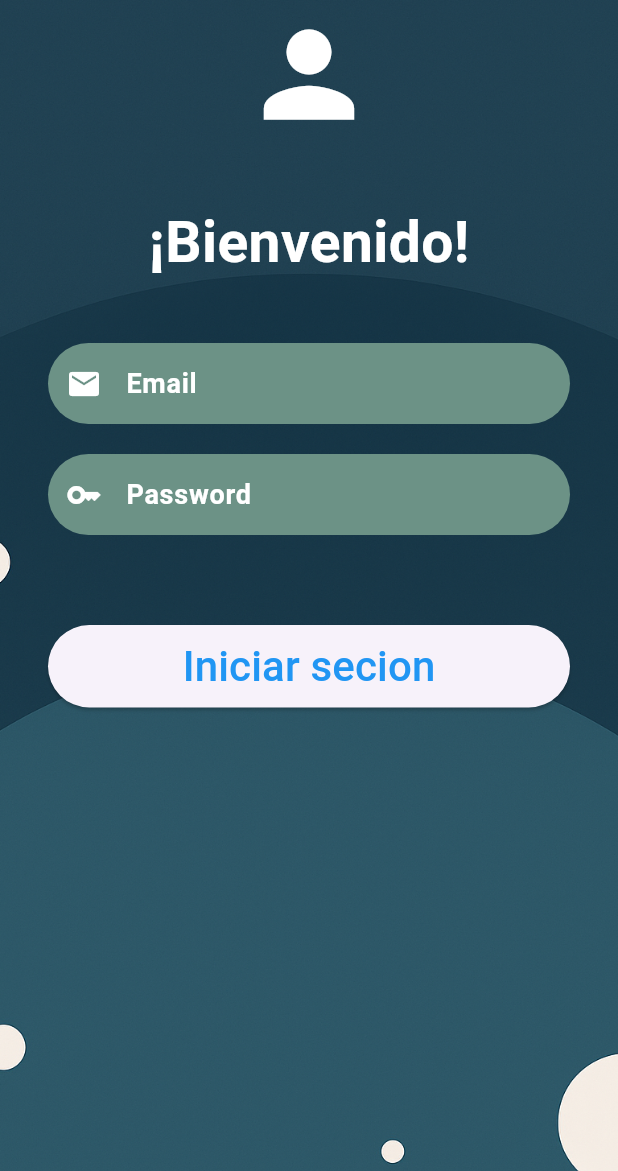
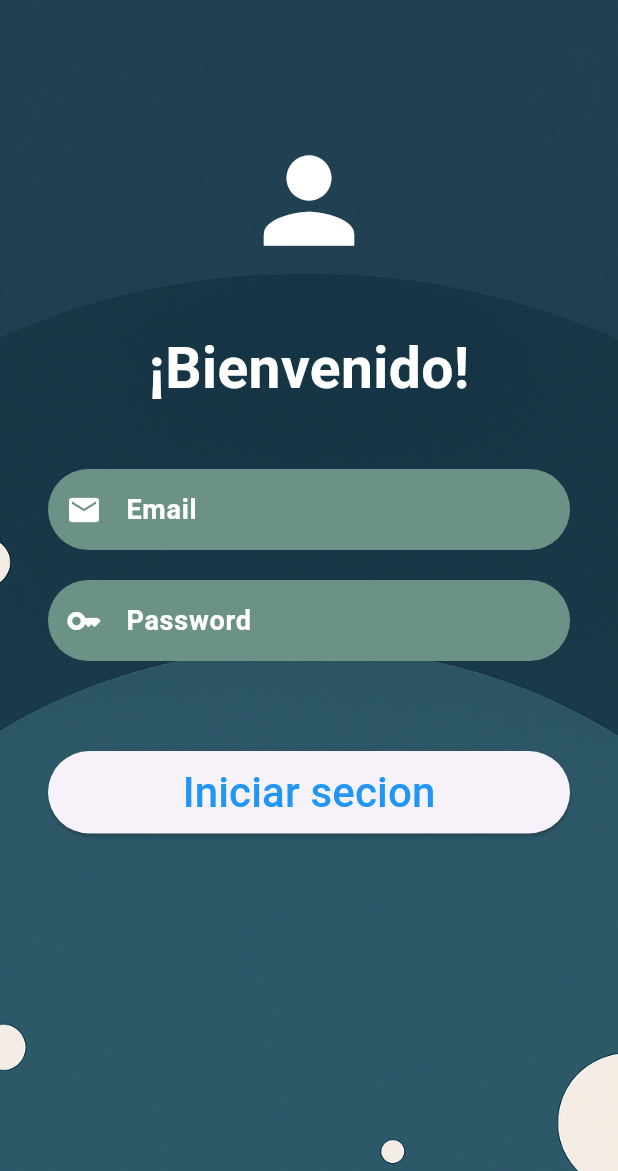
Before and after one commit to davisvielma/proyecto_app_movil_is, a Flutter app: the screen it shows after launch, on a phone screen of 412 x 824 dp, the part 65-1236 px from its top. Run offline on Flutter 3.47's test engine with Material 3 defaults, Android fonts, the light colour scheme and no system bars.

Commit message:
Solucion de bug inputs

```diff
--- a/lib/screen/login_page.dart
+++ b/lib/screen/login_page.dart
@@ -43,7 +43,7 @@ class _LoginPageState extends State<LoginPage> {
 
           // Contenido
           SingleChildScrollView(
-            padding: EdgeInsets.only(top: 48, bottom: 48, left: 32, right: 32),
+            padding: EdgeInsets.fromLTRB(32, 132, 32, 32),
             child: Column(
               mainAxisAlignment: MainAxisAlignment.center,
               children: [
```
